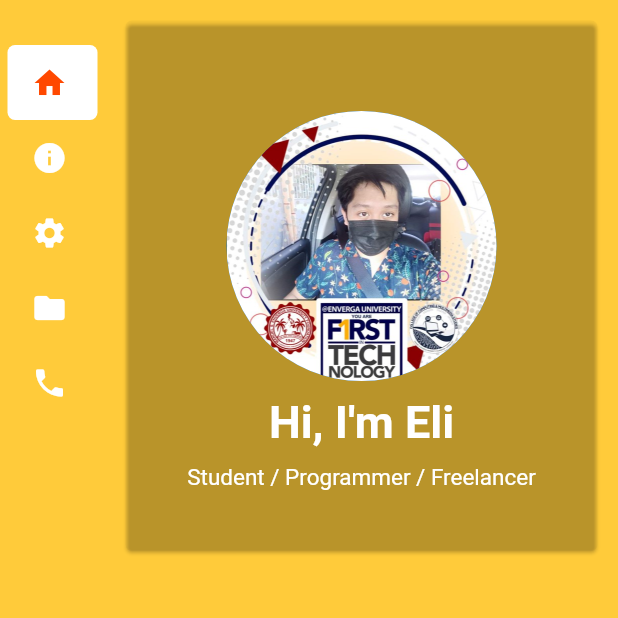
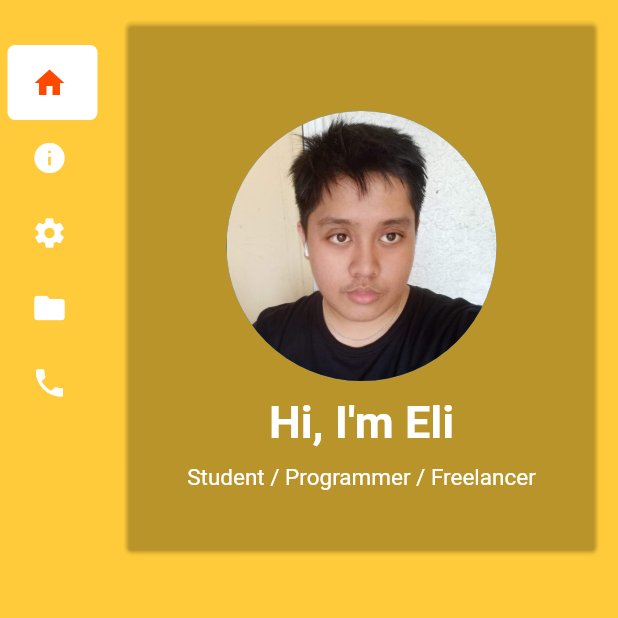
Before and after one commit to eligiorbautista/flutter_mobile_portfolio, a Flutter app: the HomePage screen opened directly, on a phone screen of 412 x 824 dp, the top half of it. Run offline on Flutter 3.47's test engine with Material 2 defaults, Android fonts, the phone set to English and light mode, and no system bars; drawn by our look-alikes of easy_sidemenu; missing offline and left inert: mailer.

Commit message:
final commit

```diff
--- a/lib/homePage.dart
+++ b/lib/homePage.dart
@@ -160,7 +160,7 @@ ScrollController contactScreenController = ScrollController();
 
 // HOME SCREEEN | PAGES
 Widget homeScreen() {
-  return SingleChildScrollView(
+  return const SingleChildScrollView(
     scrollDirection: Axis.vertical,
     child: Card(
       color: Colors.transparent,
@@ -169,12 +169,12 @@ Widget homeScreen() {
         child: Column(
             mainAxisAlignment: MainAxisAlignment.center,
             crossAxisAlignment: CrossAxisAlignment.center,
-            children: const [
+            children: [
               SizedBox(
                 height: 40,
               ),
               CircleAvatar(
-                backgroundImage: AssetImage('assets/images/eli9.jpg'),
+                backgroundImage: AssetImage('assets/images/eli0.jpg'),
                 maxRadius: 90,
               ),
               SizedBox(
@@ -208,9 +208,9 @@ Widget aboutScreen() {
   return SingleChildScrollView(
     scrollDirection: Axis.vertical,
     controller: aboutScreenController,
-    child: Card(
+    child: const Card(
       color: Color.fromARGB(166, 255, 255, 255),
-      shape: const RoundedRectangleBorder(
+      shape: RoundedRectangleBorder(
           borderRadius: BorderRadius.all(Radius.circular(10))),
       elevation: 5,
       shadowColor: Colors.black,
@@ -219,7 +219,7 @@ Widget aboutScreen() {
         child: Column(
             mainAxisAlignment: MainAxisAlignment.center,
             crossAxisAlignment: CrossAxisAlignment.center,
-            children: const [
+            children: [
               SizedBox(
                 height: 20,
               ),
@@ -473,6 +473,90 @@ Widget projectsScreen() {
           ),
         ),
       ),
+      const SizedBox(
+        height: 10,
+      ),
+      Card(
+        shadowColor: Colors.black,
+        elevation: 10,
+        color: Colors.white,
+        child: Padding(
+          padding: const EdgeInsets.all(25.0),
+          child: Column(
+            mainAxisAlignment: MainAxisAlignment.center,
+            crossAxisAlignment: CrossAxisAlignment.center,
+            children: [
+              const Text(
+                "Task Buddy\n(Dart, Flutter, Hive)",
+                style: TextStyle(
+                  fontStyle: FontStyle.italic,
+                  fontWeight: FontWeight.bold,
+                  fontFamily: "klavika",
+                  fontSize: 18,
+                ),
+                textAlign: TextAlign.center,
+              ),
+              const SizedBox(
+                height: 5,
+              ),
+              ClipRRect(
+                borderRadius: BorderRadius.circular(5),
+                child: Image.asset(
+                  'assets/images/tb-2.png',
+                  fit: BoxFit.contain,
+                ),
+              ),
+              const SizedBox(
+                height: 10,
+              ),
+              const Text(
+                "\nTask Buddy, a user-friendly mobile application that makes your life easier. With Task Buddy's simple and straightforward layout, you can easily manage your to-do list, maintain organization, and increase productivity. Say good-bye to time-consuming duties and hello to a more streamlined and effective approach. ",
+                style: TextStyle(
+                  fontFamily: "klavika",
+                  fontSize: 16,
+                ),
+                textAlign: TextAlign.start,
+              ),
+              const SizedBox(
+                height: 10,
+              ),
+              Row(
+                mainAxisAlignment: MainAxisAlignment.center,
+                crossAxisAlignment: CrossAxisAlignment.center,
+                children: [
+                  SizedBox(
+                    height: 25,
+                    child: ElevatedButton(
+                      onPressed: () async {
+                        launchWeb(
+                            "https://github.com/eligiorbautista/flutter_web_portfolio");
+                      },
+                      style: ElevatedButton.styleFrom(
+                        backgroundColor: const Color.fromARGB(255, 32, 32, 30),
+                      ),
+                      child: const Text("Repository"),
+                    ),
+                  ),
+                  const Text(" | "),
+                  SizedBox(
+                    height: 25,
+                    child: ElevatedButton(
+                      onPressed: () {
+                        launchWeb(
+                            "https://www.mediafire.com/file/ttccpzsw869kdt7/Task_Buddy.apk/file");
+                      },
+                      style: ElevatedButton.styleFrom(
+                        backgroundColor: const Color.fromARGB(255, 32, 32, 30),
+                      ),
+                      child: const Text("Download"),
+                    ),
+                  )
+                ],
+              )
+            ],
+          ),
+        ),
+      ),
     ]),
   );
 }
@@ -647,9 +731,9 @@ class _ContactScreenState extends State<ContactScreen> {
                 const SizedBox(
                   height: 30,
                 ),
-                Row(
+                const Row(
                   mainAxisAlignment: MainAxisAlignment.start,
-                  children: const [
+                  children: [
                     Text(
                       "CONTACT INFORMATION",
                       style: TextStyle(
@@ -663,9 +747,9 @@ class _ContactScreenState extends State<ContactScreen> {
                 const SizedBox(
                   height: 10,
                 ),
-                Row(
+                const Row(
                   mainAxisAlignment: MainAxisAlignment.start,
-                  children: const [
+                  children: [
                     Icon(Icons.location_on),
                     Text(
                       " Tayabas, Quezon Province",
@@ -679,9 +763,9 @@ class _ContactScreenState extends State<ContactScreen> {
                 const SizedBox(
                   height: 10,
                 ),
-                Row(
+                const Row(
                   mainAxisAlignment: MainAxisAlignment.start,
-                  children: const [
+                  children: [
                     Icon(Icons.phone),
                     Text(
                       " +639338629001",
@@ -695,9 +779,9 @@ class _ContactScreenState extends State<ContactScreen> {
                 const SizedBox(
                   height: 10,
                 ),
-                Row(
+                const Row(
                   mainAxisAlignment: MainAxisAlignment.start,
-                  children: const [
+                  children: [
                     Icon(Icons.mail),
                     Text(
                       "  it.elibautista@gmail.com",
@@ -713,8 +797,8 @@ class _ContactScreenState extends State<ContactScreen> {
                 const SizedBox(
                   height: 30,
                 ),
-                Row(
-                  children: const [
+                const Row(
+                  children: [
                     Text(
                       "SOCIALS",
                       style: TextStyle(
```
Also changed, not shown: assets/images/eli0.jpg (added), assets/images/tb-2.png (added), pubspec.lock, 4 other files.
